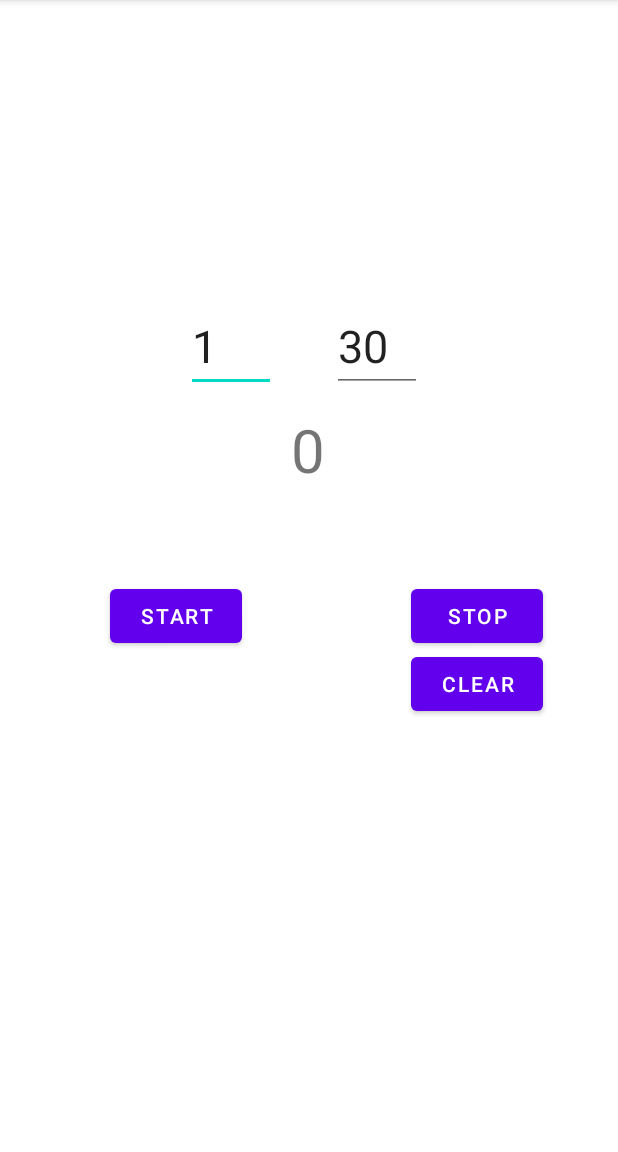
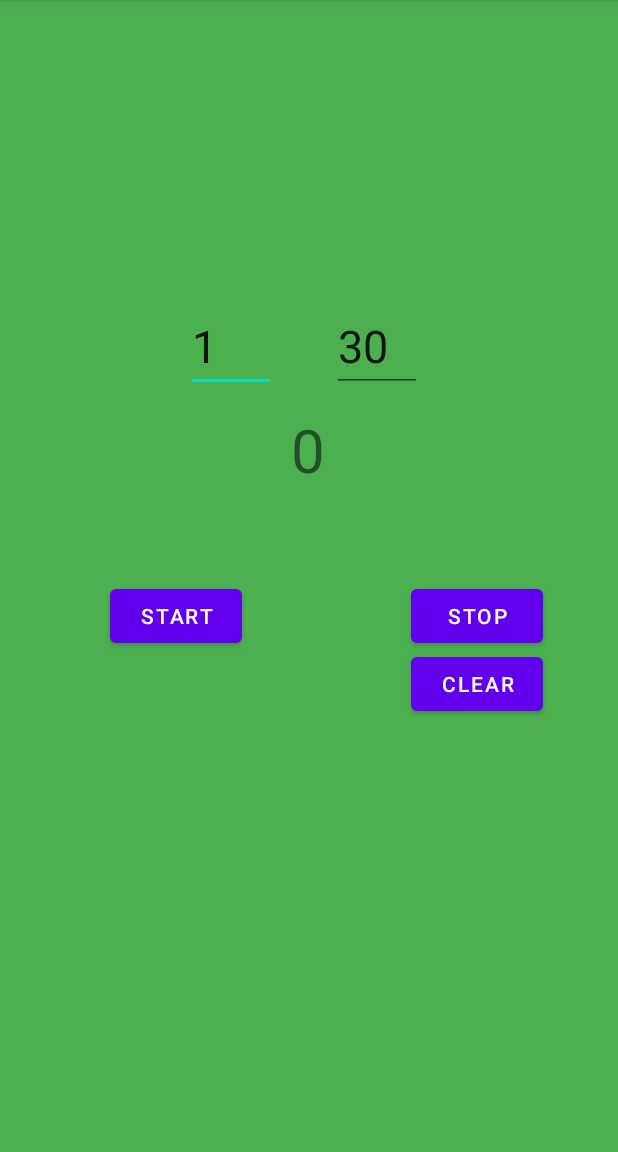
Before and after one commit to raczkowskir/MoveUp30, an Android app: the screen it shows after launch (MainActivity), after a tap on "CLEAR", on a phone screen of 412 x 824 dp, the part 84-1236 px from its top. Run offline under Robolectric (Android 15) with nearby library versions, the phone set to English and light mode, and no system bars; 2 other taps on this screen came first.

Commit message:
Done MOV-6  (need to revert debug prints)

```diff
--- a/app/src/main/java/com/yahoo/raczkowskir/moveup30/ChainedCountDownTimer.java
+++ b/app/src/main/java/com/yahoo/raczkowskir/moveup30/ChainedCountDownTimer.java
@@ -4,35 +4,20 @@ import android.annotation.SuppressLint;
 import android.os.Handler;
 import android.os.Message;
 import android.os.SystemClock;
+import android.util.Log;
 
 public abstract class ChainedCountDownTimer {
+        private final long mMillisInFuture;
+        private final long mCountdownInterval;
+        private long mStopTimeInFuture;
+        private boolean mCancelled = false;
+        private ChainedCountDownTimer first;
+        private ChainedCountDownTimer next;
+        private static final int MSG = 1;
 
-        /**
-         * Millis since epoch when alarm should stop.
-         */
-        private final long mMillisInFuture;
+        public abstract void onTick(long millisUntilFinished);
+        public abstract void onFinish();
 
-        /**
-         * The interval in millis that the user receives callbacks
-         */
-        private final long mCountdownInterval;
-
-        private long mStopTimeInFuture;
-
-        /**
-         * boolean representing if the timer was cancelled
-         */
-        private boolean mCancelled = false;
-
-        /**
-         * First timer in chaining
-         */
-        private ChainedCountDownTimer first;
-
-        /**
-         * Next timer
-         */
-        private ChainedCountDownTimer next;
 
         /**
          * @param millisInFuture The number of millis in the future from the call
@@ -47,22 +32,12 @@ public abstract class ChainedCountDownTimer {
             first = this;
         }
 
-        /**
-         * Cancel the countdown.
-         */
-        public synchronized final void cancel() {
-            first.mCancelled = true;
-            mHandler.removeMessages(MSG);
-        }
-
         public void start() {
+            Log.d("__DUPA_0", "__DUPA");
             first.startInternal();
         }
-
-        /**
-         * Start the countdown.
-         */
         public synchronized final ChainedCountDownTimer startInternal() {
+            Log.d("__DUPA_1", "__DUPA");
             mCancelled = false;
             if (mMillisInFuture <= 0) {
                 onFinish();
@@ -75,39 +50,35 @@ public abstract class ChainedCountDownTimer {
             }
             mStopTimeInFuture = SystemClock.elapsedRealtime() + mMillisInFuture;
             mHandler.sendMessage(mHandler.obtainMessage(MSG));
+            Log.d("__DUPA_2", "__DUPA");
             return this;
         }
 
+        public synchronized final void cancel() {
+            first.mCancelled = true;
+            mHandler.removeMessages(MSG);
+            Log.d("__DUPA_3", "__DUPA");
+        }
 
-        /**
-         * Callback fired on regular interval.
-         * @param millisUntilFinished The amount of time until finished.
-         */
-        public abstract void onTick(long millisUntilFinished);
 
-        /**
-         * Callback fired when the time is up.
-         */
-        public abstract void onFinish();
+
+
 
         public ChainedCountDownTimer setNext(ChainedCountDownTimer next) {
             this.next = next;
             next.first = this.first;
-
+            Log.d("__DUPA_4", "__DUPA");
             return this.next;
         }
 
-        private static final int MSG = 1;
-
-
-        // handles counting down
         @SuppressLint("HandlerLeak")
         private Handler mHandler = new Handler() {
 
             @Override
             public void handleMessage(Message msg) {
-
+//                Log.d("__DUPA_5", "__DUPA");
                 synchronized (ChainedCountDownTimer.this) {
+//                    Log.d("__DUPA_6", "__DUPA");
                     if (first.mCancelled) {
                         return;
                     }
@@ -116,24 +87,31 @@ public abstract class ChainedCountDownTimer {
 
                     if (millisLeft <= 0) {
                         onFinish();
-
+                        Log.d("__DUPA_7", "__DUPA");
                         if (next != null) {
+                            Log.d("__DUPA_8", "__DUPA");
                             next.startInternal();
+                            Log.d("__DUPA_9", "__DUPA");
                         }
-
+                        Log.d("__DUPA_9", "__DUPA");
                     } else if (millisLeft < mCountdownInterval) {
+                        Log.d("__DUPA_10", String.valueOf(millisLeft));
                         // no tick, just delay until done
                         sendMessageDelayed(obtainMessage(MSG), millisLeft);
+//                        Log.d("__DUPA_11", String.valueOf(millisLeft));
                     } else {
+                        Log.d("__DUPA_12", "__DUPA");
                         long lastTickStart = SystemClock.elapsedRealtime();
                         onTick(millisLeft);
-
+                        Log.d("__DUPA_13", "__DUPA");
                         // take into account user's onTick taking time to execute
                         long delay = lastTickStart + mCountdownInterval - SystemClock.elapsedRealtime();
 
                         // special case: user's onTick took more than interval to
                         // complete, skip to next interval
-                        while (delay < 0) delay += mCountdownInterval;
+                        while (delay < 0) {delay += mCountdownInterval;
+                            Log.d("__DUPA_14!!", "__DUPA");
+                        }
 
                         sendMessageDelayed(obtainMessage(MSG), delay);
                     }
--- a/app/src/main/java/com/yahoo/raczkowskir/moveup30/MainActivity.java
+++ b/app/src/main/java/com/yahoo/raczkowskir/moveup30/MainActivity.java
@@ -1,8 +1,12 @@
+
 package com.yahoo.raczkowskir.moveup30;
 
 // MOV-7 epic - starting work !
 
 import androidx.appcompat.app.AppCompatActivity;
+import androidx.constraintlayout.widget.ConstraintLayout;
+
+import android.graphics.Color;
 import android.os.Bundle;
 import android.os.CountDownTimer;
 import android.util.Log;
@@ -23,6 +27,7 @@ public class MainActivity extends AppCompatActivity {
     boolean isFirstStart = true;
     public ChainedCountDownTimer timer1;
     public ChainedCountDownTimer timer2;
+    ConstraintLayout constraintLayout;
 
     public void protectValue(EditText editText, int valueOfTiemr) {
         String contentofEditTextSec = String.valueOf(editText.getText());
@@ -30,9 +35,11 @@ public class MainActivity extends AppCompatActivity {
                 || Integer.parseInt(contentofEditTextSec) > valueOfTiemr ) {
             editText.setText(String.valueOf(valueOfTiemr));
         }
+        Log.d("Raki_3", String.valueOf("protectValue"));
     }
 
     public int getTimer(EditText aEditTextMin, EditText aEditTextSec, TextView aTextView) {
+        Log.d("Raki_4", String.valueOf("getTimer"));
         int editTextMin = Integer.parseInt(String.valueOf(aEditTextMin.getText()));
         int editTextSec = Integer.parseInt(String.valueOf(aEditTextSec.getText()));
         int fullTimer = (editTextMin*60) + editTextSec;
@@ -53,20 +60,25 @@ public class MainActivity extends AppCompatActivity {
     }
 
     public Boolean startPreTimer(TextView aTextView) {
-        timer1 = new ChainedCountDownTimer((5000), 1000){
+        timer1 = new ChainedCountDownTimer((4000), 1000){
+
             public void onTick(long millisUntilFinished){
                 aTextView.setText(String.valueOf(preTimerCounter));
                 preTimerCounter--;
+                Log.d("Raki_1", String.valueOf(preTimerCounter));
             }
             public  void onFinish(){
+                constraintLayout.setBackgroundColor(Color.rgb(76, 175, 80));
+                Log.d("Raki_2", String.valueOf(preTimerCounter));
+                aTextView.setText(String.valueOf(0));
                 preTimerCounter = 3;
-
             }
         };
         return true;
     }
 
     public void manageTimer(TextView aTextView) {
+        Log.d("Raki_5", String.valueOf("manageTimer"));
         isStopped = false;
         isCleared = false;
 
@@ -75,6 +87,7 @@ public class MainActivity extends AppCompatActivity {
 
         timer2 = new ChainedCountDownTimer((counter*100), 100){
             public void onTick(long millisUntilFinished){
+                Log.d("Raki_7", String.valueOf(counter));
                 if (!isStopped) {
                     counter--;
                     aTextView.setText(String.valueOf(counter));
@@ -93,8 +106,10 @@ public class MainActivity extends AppCompatActivity {
             public  void onFinish(){
                 if (!isStopped) {
                     aTextView.setText(String.valueOf(counterStartValue));
+                    constraintLayout.setBackgroundColor(Color.rgb(255, 255, 255));
                 }
                 else {
+                    constraintLayout.setBackgroundColor(Color.rgb(255, 255, 255));
                     Log.d("Raki", "timerCanceled");
                 }
             }
@@ -105,6 +120,9 @@ public class MainActivity extends AppCompatActivity {
     protected void onCreate(Bundle savedInstanceState) {
         super.onCreate(savedInstanceState);
         setContentView(R.layout.activity_main);
+
+        constraintLayout = findViewById(R.id.viewId);
+
         buttonStart = findViewById(R.id.buttonStart);
         buttonStop = findViewById(R.id.buttonStop);
         buttonClear = findViewById(R.id.buttonClear);
@@ -119,12 +137,15 @@ public class MainActivity extends AppCompatActivity {
             protectValue(editTextMin, 99);
             getTimer(editTextMin, editTextSec, textView);
             manageTimer(textView);
+            Log.d("Raki_6", String.valueOf("onCreate"));
+            constraintLayout.setBackgroundColor(Color.rgb(202, 32, 32));
             timer1.setNext(timer2).start();
         });
 
         buttonStop.setOnClickListener(v -> isStopped = true);
 
         buttonClear.setOnClickListener(v -> {
+            constraintLayout.setBackgroundColor(Color.rgb(255, 255, 255));
             isFirstStart = true;
             protectValue(editTextSec, 60);
             protectValue(editTextMin, 99);
--- a/app/src/main/res/layout/activity_main.xml
+++ b/app/src/main/res/layout/activity_main.xml
@@ -4,7 +4,8 @@
     xmlns:tools="http://schemas.android.com/tools"
     android:layout_width="match_parent"
     android:layout_height="match_parent"
-    tools:context=".MainActivity">
+    tools:context=".MainActivity"
+    android:id="@+id/viewId">
 
     <TextView
         android:id="@+id/textViewTimer"
```
